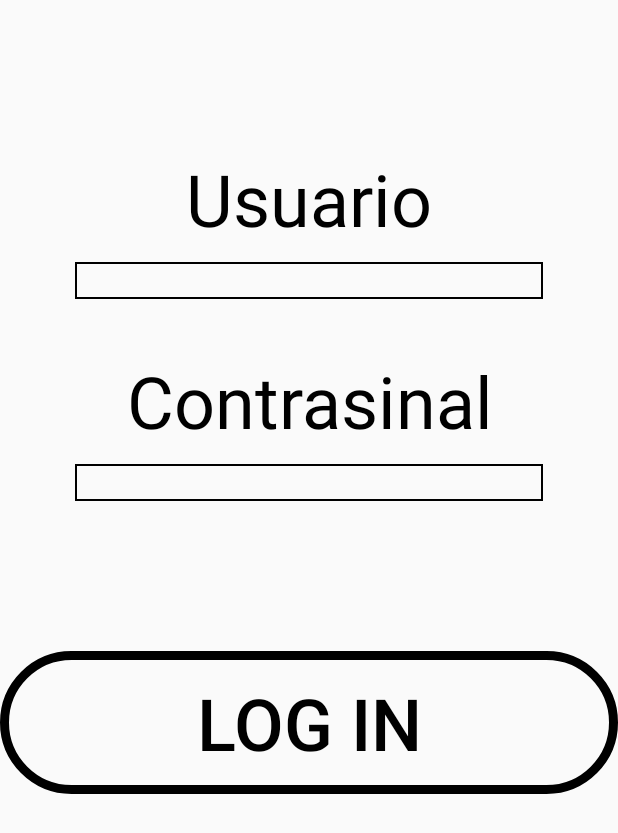
After one commit to lsrigueira/TFG_MobileApp, an Android app: the layout login.xml on its own in the app's theme, with its tools: preview values and no code run, on a phone screen of 412 x 824 dp. The commit adds this screen. Shown: the top 833 px of the screen. Run offline under Robolectric (Android 15) with nearby library versions, the phone set to English and light mode, and no system bars.

Commit message:
Working with LogIn(hardcoded)

```diff
--- a/App/app/build.gradle
+++ b/App/app/build.gradle
@@ -32,5 +32,4 @@ dependencies {
     androidTestImplementation 'androidx.test.ext:junit:1.1.1'
     androidTestImplementation 'androidx.test.espresso:espresso-core:3.2.0'
     implementation(name:'library-release', ext:'aar')
-    implementation files('libs/ibm-watson-8.4.0-jar-with-dependencies.jar')
 }
--- a/App/app/src/main/AndroidManifest.xml
+++ b/App/app/src/main/AndroidManifest.xml
@@ -12,7 +12,8 @@
         android:roundIcon="@mipmap/ic_launcher_round"
         android:supportsRtl="true"
         android:theme="@style/AppTheme">
-        <activity android:name=".MainActivity">
+        <activity android:name=".MainActivity"/>
+        <activity android:name=".logIn">
             <intent-filter>
                 <action android:name="android.intent.action.MAIN" />
 
--- /dev/null
+++ b/App/app/src/main/res/drawable/inputbackfround.xml
@@ -0,0 +1,6 @@
+<?xml version="1.0" encoding="utf-8"?>
+<shape xmlns:android="http://schemas.android.com/apk/res/android"
+    android:shape="rectangle">
+
+    <stroke android:width="1dip" android:color="#000000" />
+</shape>
--- /dev/null
+++ b/App/app/src/main/res/layout/login.xml
@@ -0,0 +1,69 @@
+<?xml version="1.0" encoding="utf-8"?>
+<androidx.constraintlayout.widget.ConstraintLayout xmlns:android="http://schemas.android.com/apk/res/android"
+    android:layout_width="match_parent"
+    android:layout_height="match_parent"
+    xmlns:app="http://schemas.android.com/apk/res-auto">
+
+    <TextView
+        android:id ="@+id/labeltext"
+        android:layout_width="match_parent"
+        android:layout_height="wrap_content"
+        app:layout_constraintTop_toTopOf="parent"
+        android:layout_marginTop="100dp"
+        android:text="Usuario"
+        android:textSize="@android:dimen/app_icon_size"
+        android:textColor="#000000"
+        android:gravity="center_horizontal"
+
+        ></TextView>
+
+    <EditText
+        android:id="@+id/plain_text_input"
+        app:layout_constraintTop_toBottomOf="@id/labeltext"
+        android:layout_marginTop="10dp"
+        android:layout_height="wrap_content"
+        android:layout_width="match_parent"
+        android:layout_marginLeft="50dp"
+        android:layout_marginRight="50dp"
+        android:background="@drawable/inputbackfround"
+        android:inputType="text"/>
+
+    <TextView
+        android:id ="@+id/passtext"
+        android:layout_width="match_parent"
+        android:layout_height="wrap_content"
+        app:layout_constraintTop_toTopOf="@id/plain_text_input"
+        android:layout_marginTop="60dp"
+        android:text="Contrasinal"
+        android:textSize="@android:dimen/app_icon_size"
+        android:textColor="#000000"
+        android:gravity="center_horizontal"
+
+        ></TextView>
+
+    <EditText
+        android:id="@+id/pass_text_input"
+        app:layout_constraintTop_toBottomOf="@id/passtext"
+        android:layout_marginTop="10dp"
+        android:layout_height="wrap_content"
+        android:layout_width="match_parent"
+        android:layout_marginLeft="50dp"
+        android:layout_marginRight="50dp"
+        android:background="@drawable/inputbackfround"
+        android:inputType="text"/>
+
+    <Button
+        android:id="@+id/loginbtn"
+        app:layout_constraintTop_toBottomOf="@+id/pass_text_input"
+        android:layout_marginTop="100dp"
+        app:layout_constraintLeft_toLeftOf="parent"
+        android:background="@drawable/menu_button"
+        android:layout_width="fill_parent"
+        android:layout_height="95dp"
+        android:gravity="center_horizontal|center_vertical"
+        android:text="Log In"
+        android:textColor="#000000"
+        android:textSize="@android:dimen/app_icon_size" />
+
+
+</androidx.constraintlayout.widget.ConstraintLayout>
```
Also changed, not shown: App/app/src/main/java/com/example/tfg/Connection.java (+25 -12 lines), App/app/src/main/java/com/example/tfg/MainActivity.java (+21 -21 lines), App/app/src/main/java/com/example/tfg/logIn.java (added, +43 -0 lines), 3 other files.
